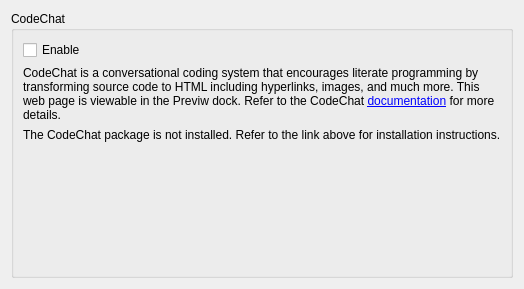
The window that enki/plugins/preview/Settings.ui (andreikop/enki) describes before a commit, drawn with Qt 5.
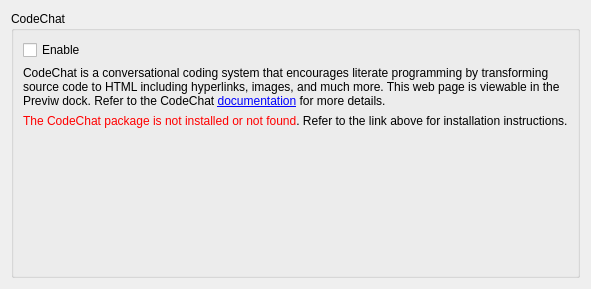
The same window after the commit.

Commit message: Preview: highlight CodeChat Not Found message

Diff of the .ui file:
```diff
--- a/enki/plugins/preview/Settings.ui
+++ b/enki/plugins/preview/Settings.ui
@@ -49,7 +49,7 @@
       <item>
        <widget class="QLabel" name="labelNotInstalled">
         <property name="text">
-         <string>The CodeChat package is not installed. Refer to the link above for installation instructions.</string>
+         <string>&lt;html&gt;&lt;head/&gt;&lt;body&gt;&lt;p&gt;&lt;span style=&quot; color:#ff0000;&quot;&gt;The CodeChat package is not installed or not found&lt;/span&gt;. Refer to the link above for installation instructions.&lt;/p&gt;&lt;/body&gt;&lt;/html&gt;</string>
         </property>
        </widget>
       </item>
```
